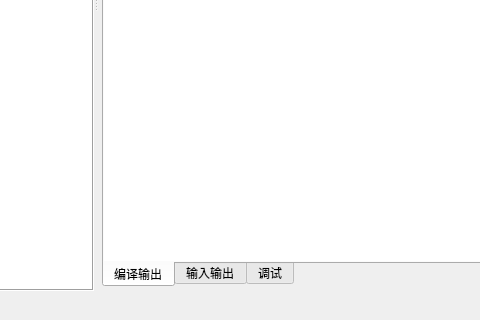
Qt form src/tools/nide/ui/MainWindow.ui (dliting/nlang) before a commit; both pictures show x 169 to 649 and y 353 to 673 of the 874 by 673 pixel window.
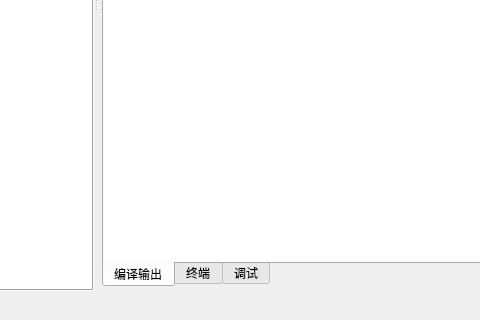
The same form after that commit. Icons and pictures are not drawn. Custom widgets are drawn as their Qt base class.

```diff
--- a/src/tools/nide/ui/MainWindow.ui
+++ b/src/tools/nide/ui/MainWindow.ui
@@ -180,7 +180,7 @@
            </widget>
            <widget class="QWidget" name="tabExecuteOut">
             <attribute name="title">
-             <string>输入输出</string>
+             <string>终端</string>
             </attribute>
             <layout class="QVBoxLayout" name="verticalLayout_4">
              <property name="spacing">
```
